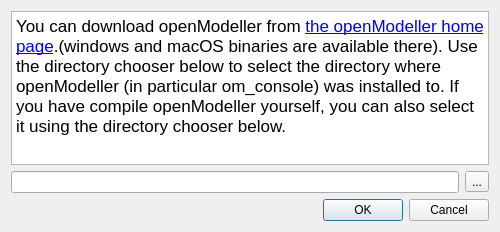
Before: the Qt Designer form species_explorer/options_dialog_base.ui in kartoza/SpeciesExplorer, drawn with Qt 5.
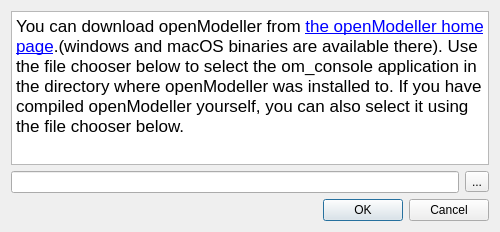
After: the same form once the commit is applied.

Commit message: Adding options dialog

Patch:
```diff
--- a/species_explorer/options_dialog_base.ui
+++ b/species_explorer/options_dialog_base.ui
@@ -21,7 +21,7 @@
 &lt;html&gt;&lt;head&gt;&lt;meta name=&quot;qrichtext&quot; content=&quot;1&quot; /&gt;&lt;style type=&quot;text/css&quot;&gt;
 p, li { white-space: pre-wrap; }
 &lt;/style&gt;&lt;/head&gt;&lt;body style=&quot; font-family:'.SF NS Text'; font-size:13pt; font-weight:400; font-style:normal;&quot;&gt;
-&lt;p style=&quot; margin-top:0px; margin-bottom:0px; margin-left:0px; margin-right:0px; -qt-block-indent:0; text-indent:0px;&quot;&gt;You can download openModeller from &lt;a href=&quot;http://openmodeller.sourceforge.net&quot;&gt;&lt;span style=&quot; text-decoration: underline; color:#0000ff;&quot;&gt;the openModeller home page&lt;/span&gt;&lt;/a&gt;.(windows and macOS binaries are available there). Use the directory chooser below to select the directory where openModeller (in particular om_console) was installed to. If you have compile openModeller yourself, you can also select it using the directory chooser below.&lt;/p&gt;&lt;/body&gt;&lt;/html&gt;</string>
+&lt;p style=&quot; margin-top:0px; margin-bottom:0px; margin-left:0px; margin-right:0px; -qt-block-indent:0; text-indent:0px;&quot;&gt;You can download openModeller from &lt;a href=&quot;http://openmodeller.sourceforge.net&quot;&gt;&lt;span style=&quot; text-decoration: underline; color:#0000ff;&quot;&gt;the openModeller home page&lt;/span&gt;&lt;/a&gt;.(windows and macOS binaries are available there). Use the file chooser below to select the om_console application in the directory where openModeller was installed to. If you have compiled openModeller yourself, you can also select it using the file chooser below.&lt;/p&gt;&lt;/body&gt;&lt;/html&gt;</string>
      </property>
     </widget>
    </item>
```
The commit also changes 4 other files.
